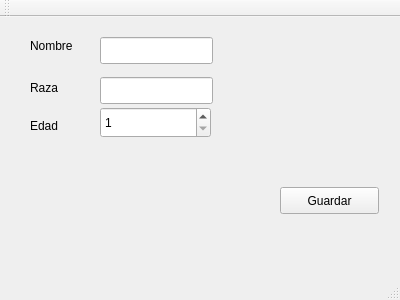
Old version of the form Qt/QtUsingClasses/mainwindow.ui in the repository j2deme/POO_Cpp.
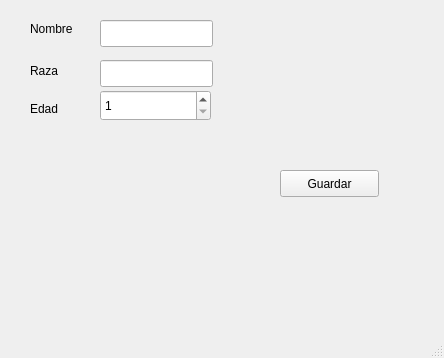
New version of the form.

Commit message: Remove code from menu demo

Diff of the .ui file:
```diff
--- a/Qt/QtUsingClasses/mainwindow.ui
+++ b/Qt/QtUsingClasses/mainwindow.ui
@@ -6,8 +6,8 @@
    <rect>
     <x>0</x>
     <y>0</y>
-    <width>400</width>
-    <height>300</height>
+    <width>444</width>
+    <height>358</height>
    </rect>
   </property>
   <property name="windowTitle">
@@ -116,14 +116,6 @@
     </rect>
    </property>
   </widget>
-  <widget class="QToolBar" name="mainToolBar">
-   <attribute name="toolBarArea">
-    <enum>TopToolBarArea</enum>
-   </attribute>
-   <attribute name="toolBarBreak">
-    <bool>false</bool>
-   </attribute>
-  </widget>
   <widget class="QStatusBar" name="statusBar"/>
  </widget>
  <layoutdefault spacing="6" margin="11"/>
```
Left out of the diff: 2 changed lines with no effect on the pictures. The commit also changes 2 other files.
